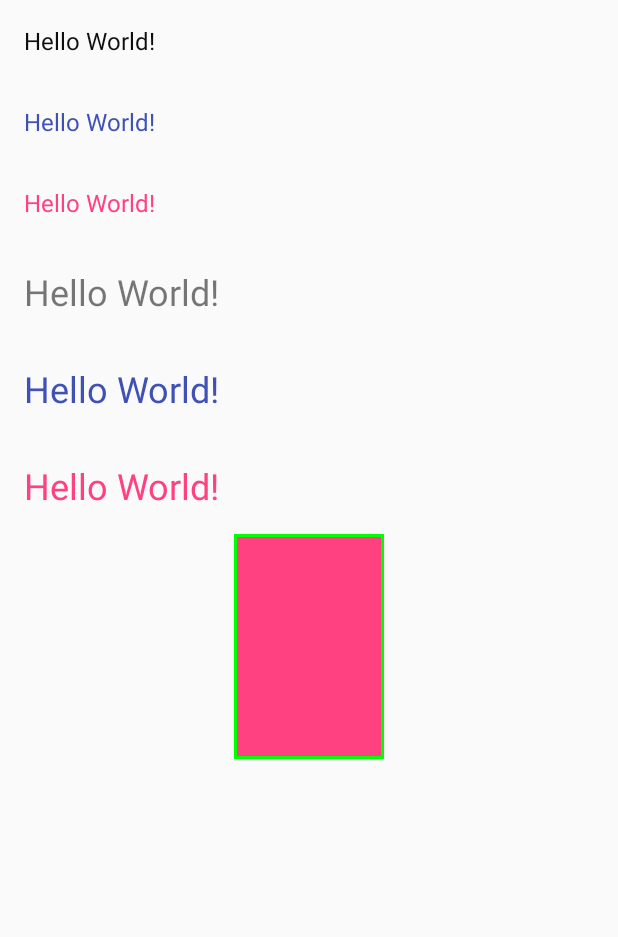
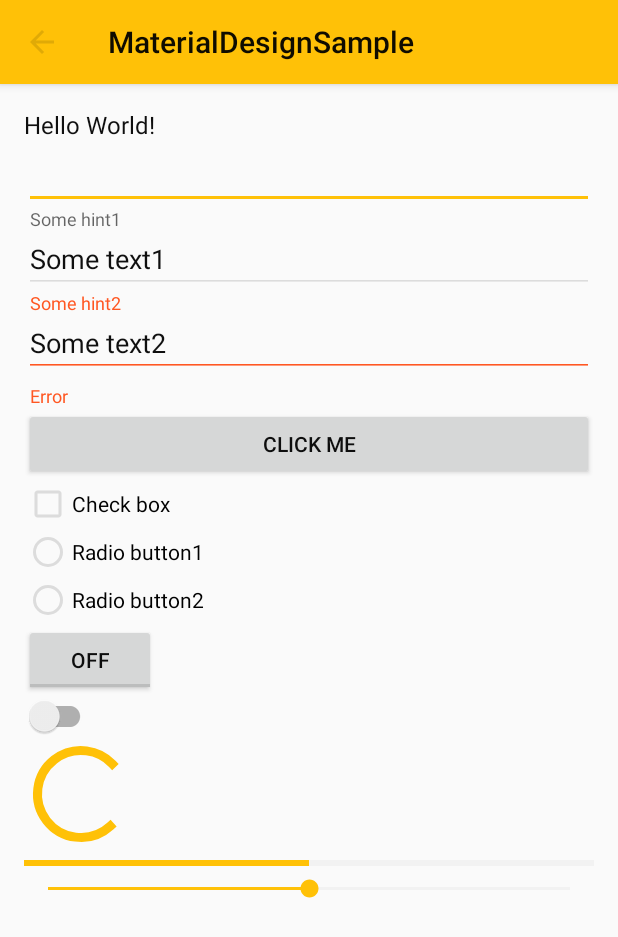
Before and after one commit to QuickNickKoenig/StylesPriorityLesson, an Android app: the screen it shows after launch (MainActivity), on a phone screen of 412 x 824 dp. Shown: the top 937 px of the screen. Run offline under Robolectric (Android 15) with nearby library versions, the phone set to English and light mode, and no system bars.

Commit message:
Кастомизация тем

```diff
--- a/app/src/main/AndroidManifest.xml
+++ b/app/src/main/AndroidManifest.xml
@@ -9,7 +9,9 @@
         android:roundIcon="@mipmap/ic_launcher_round"
         android:supportsRtl="true"
         android:theme="@style/Theme.Sample">
-        <activity android:name=".MainActivity">
+        <activity
+            android:name=".MainActivity"
+            android:windowSoftInputMode="stateHidden">
             <intent-filter>
                 <action android:name="android.intent.action.MAIN" />
 
--- a/app/src/main/java/ru/sberbank/learning/materialdesignsample/MainActivity.java
+++ b/app/src/main/java/ru/sberbank/learning/materialdesignsample/MainActivity.java
@@ -1,7 +1,10 @@
 package ru.sberbank.learning.materialdesignsample;
 
+import android.support.design.widget.TextInputLayout;
+import android.support.v7.app.AlertDialog;
 import android.support.v7.app.AppCompatActivity;
 import android.os.Bundle;
+import android.support.v7.widget.Toolbar;
 
 public class MainActivity extends AppCompatActivity {
 
@@ -9,5 +12,20 @@ public class MainActivity extends AppCompatActivity {
     protected void onCreate(Bundle savedInstanceState) {
         super.onCreate(savedInstanceState);
         setContentView(R.layout.activity_main);
+
+        setSupportActionBar((Toolbar) findViewById(R.id.toolbar));
+        getSupportActionBar().setDisplayHomeAsUpEnabled(true);
+
+        TextInputLayout textInputLayout = (TextInputLayout) findViewById(R.id.text_input2);
+        textInputLayout.setError("Error");
+
+//        AlertDialog dialog = new AlertDialog.Builder(this)
+//                .setTitle("Title")
+//                .setMessage("Message")
+//                .setPositiveButton("OK", null)
+//                .setNeutralButton("Maybe", null)
+//                .setNegativeButton("No", null)
+//                .create();
+//        dialog.show();
     }
 }
--- a/app/src/main/res/layout/activity_main.xml
+++ b/app/src/main/res/layout/activity_main.xml
@@ -1,63 +1,126 @@
 <?xml version="1.0" encoding="utf-8"?>
-<ScrollView xmlns:android="http://schemas.android.com/apk/res/android"
+<android.support.design.widget.CoordinatorLayout
+    xmlns:android="http://schemas.android.com/apk/res/android"
     xmlns:app="http://schemas.android.com/apk/res-auto"
     xmlns:tools="http://schemas.android.com/tools"
     android:layout_width="match_parent"
     android:layout_height="match_parent">
 
+    <android.support.design.widget.AppBarLayout
+        android:layout_width="match_parent"
+        android:layout_height="wrap_content">
+
+        <android.support.v7.widget.Toolbar
+            android:id="@+id/toolbar"
+            android:layout_width="match_parent"
+            android:layout_height="wrap_content" />
+
+    </android.support.design.widget.AppBarLayout>
+
+    <ScrollView
+        android:layout_width="match_parent"
+        android:layout_height="match_parent"
+        app:layout_behavior="@string/appbar_scrolling_view_behavior">
+
         <LinearLayout
             android:layout_width="match_parent"
             android:layout_height="wrap_content"
-        android:orientation="vertical">
+            android:orientation="vertical"
+            android:padding="16dp">
 
             <TextView
                 android:layout_width="wrap_content"
                 android:layout_height="wrap_content"
-            android:padding="16dp"
                 android:text="Hello World!"
                 android:textAppearance="@style/TextAppearance.Sample.Body" />
 
-        <TextView
+            <EditText
+                android:layout_width="match_parent"
+                android:layout_height="wrap_content" />
+
+            <android.support.design.widget.TextInputLayout
+                android:id="@+id/text_input1"
+                android:layout_width="match_parent"
+                android:layout_height="wrap_content">
+
+                <android.support.design.widget.TextInputEditText
+                    android:layout_width="match_parent"
+                    android:layout_height="wrap_content"
+                    android:hint="Some hint1"
+                    android:text="Some text1" />
+
+            </android.support.design.widget.TextInputLayout>
+
+            <android.support.design.widget.TextInputLayout
+                android:id="@+id/text_input2"
+                android:layout_width="match_parent"
+                android:layout_height="wrap_content">
+
+                <android.support.design.widget.TextInputEditText
+                    android:layout_width="match_parent"
+                    android:layout_height="wrap_content"
+                    android:hint="Some hint2"
+                    android:text="Some text2" />
+
+            </android.support.design.widget.TextInputLayout>
+
+            <Button
+                android:layout_width="match_parent"
+                android:layout_height="wrap_content"
+                android:text="Click me" />
+
+            <CheckBox
+                android:layout_width="match_parent"
+                android:layout_height="wrap_content"
+                android:text="Check box" />
+
+            <RadioGroup
+                android:layout_width="match_parent"
+                android:layout_height="wrap_content">
+
+                <RadioButton
+                    android:layout_width="match_parent"
+                    android:layout_height="wrap_content"
+                    android:text="Radio button1" />
+
+                <RadioButton
+                    android:layout_width="match_parent"
+                    android:layout_height="wrap_content"
+                    android:text="Radio button2" />
+
+            </RadioGroup>
+
+            <ToggleButton
                 android:layout_width="wrap_content"
                 android:layout_height="wrap_content"
-            android:padding="16dp"
-            android:text="Hello World!"
-            android:textAppearance="@style/TextAppearance.Sample.Body.Primary" />
+                android:text="Toggle button" />
 
-        <TextView
+            <android.support.v7.widget.SwitchCompat
+                android:layout_width="wrap_content"
+                android:layout_height="wrap_content" />
+
+            <ProgressBar
+                style="?android:attr/progressBarStyleLarge"
                 android:layout_width="wrap_content"
                 android:layout_height="wrap_content"
-            android:padding="16dp"
-            android:text="Hello World!"
-            android:textAppearance="@style/TextAppearance.Sample.Body.Accent" />
+                android:indeterminate="true" />
 
-        <TextView
-            android:layout_width="wrap_content"
+            <ProgressBar
+                style="?android:attr/progressBarStyleHorizontal"
+                android:layout_width="match_parent"
                 android:layout_height="wrap_content"
-            android:padding="16dp"
-            android:text="Hello World!"
-            android:textAppearance="@style/TextAppearance.Sample.Headline" />
+                android:indeterminate="false"
+                android:max="100"
+                android:progress="50" />
 
-        <TextView
-            android:layout_width="wrap_content"
+            <SeekBar
+                android:layout_width="match_parent"
                 android:layout_height="wrap_content"
-            android:padding="16dp"
-            android:text="Hello World!"
-            android:textAppearance="@style/TextAppearance.Sample.Headline.Primary" />
-
-        <TextView
-            android:layout_width="wrap_content"
-            android:layout_height="wrap_content"
-            android:padding="16dp"
-            android:text="Hello World!"
-            android:textAppearance="@style/TextAppearance.Sample.Headline.Accent" />
-
-        <ru.sberbank.SampleView
-            android:id="@+id/sample_view"
-            android:layout_width="wrap_content"
-            android:layout_height="wrap_content"
-            android:layout_gravity="center" />
+                android:max="100"
+                android:progress="50" />
 
         </LinearLayout>
 
     </ScrollView>
+
+</android.support.design.widget.CoordinatorLayout>
--- a/app/src/main/res/values/colors.xml
+++ b/app/src/main/res/values/colors.xml
@@ -1,8 +1,10 @@
 <?xml version="1.0" encoding="utf-8"?>
 <resources>
-    <color name="colorPrimary">#3F51B5</color>
-    <color name="colorPrimaryDark">#303F9F</color>
-    <color name="colorAccent">#FF4081</color>
+    <color name="colorPrimary">#FFC107</color>
+    <color name="colorPrimaryDark">#FFA000</color>
+    <color name="colorAccent">#4CAF50</color>
+
+    <color name="colorControlNormal">#1F000000</color>
 
     <color name="textColorPrimary">#F0000000</color>
     <color name="textColorSecondary">#CC000000</color>
@@ -12,6 +14,8 @@
     <color name="textColorSecondaryInverse">#CCFFFFFF</color>
     <color name="textColorTertiaryInverse">#88FFFFFF</color>
 
+    <color name="darkWindowBackground">#000000</color>
+
     <color name="sampleViewInnerColor">#FF0000</color>
     <color name="sampleViewBorderColor">#00FF00</color>
 </resources>
--- a/app/src/main/res/values/themes.xml
+++ b/app/src/main/res/values/themes.xml
@@ -8,6 +8,9 @@
         <item name="colorPrimary">@color/colorPrimary</item>
         <item name="colorPrimaryDark">@color/colorPrimaryDark</item>
         <item name="colorAccent">@color/colorAccent</item>
+
+        <item name="colorControlNormal">@color/colorControlNormal</item>
+        <item name="colorControlActivated">?attr/colorPrimary</item>
 
         <!-- Text Color -->
         <item name="android:textColorPrimary">@color/textColorPrimary</item>
@@ -21,7 +24,7 @@
     </style>
 
     <style name="Theme.Sample.Dark">
-        <item name="android:windowBackground">#000000</item>
+        <item name="android:windowBackground">@color/darkWindowBackground</item>
         <item name="isLightTheme">false</item>
         <item name="android:textColorPrimary">@color/textColorPrimaryInverse</item>
         <item name="android:textColorSecondary">@color/textColorSecondaryInverse</item>
```
Lines whose indentation alone changed are shown as unchanged.
